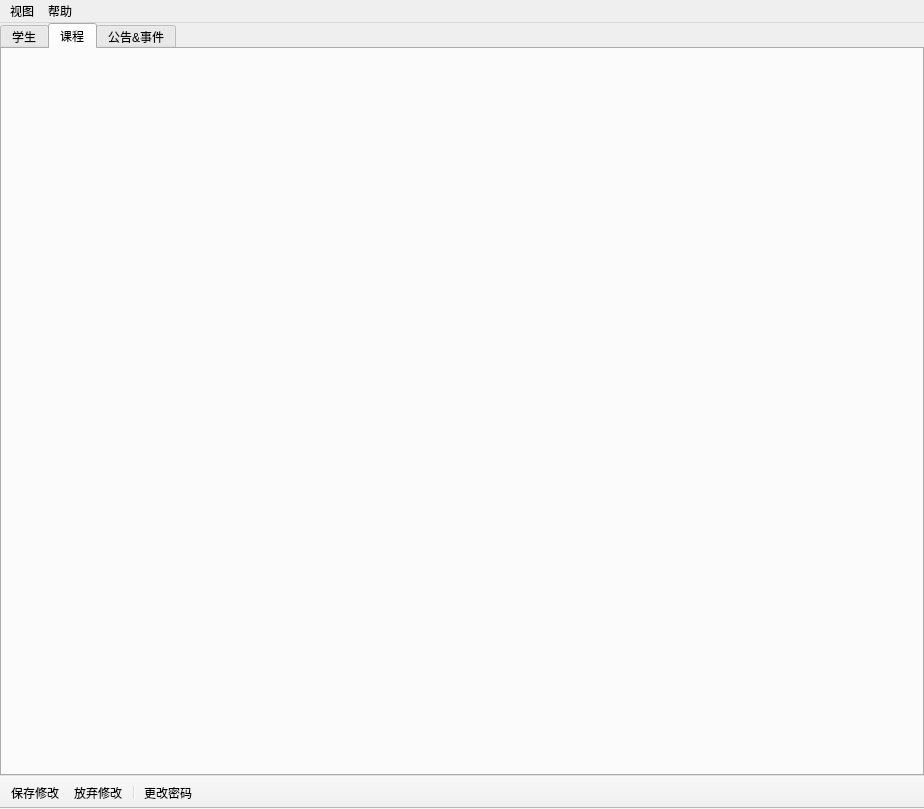
Before: the Qt Designer form src/ClassAdmin/MainWindow.ui in bili9blood/ClassSystem, drawn with Qt 5.
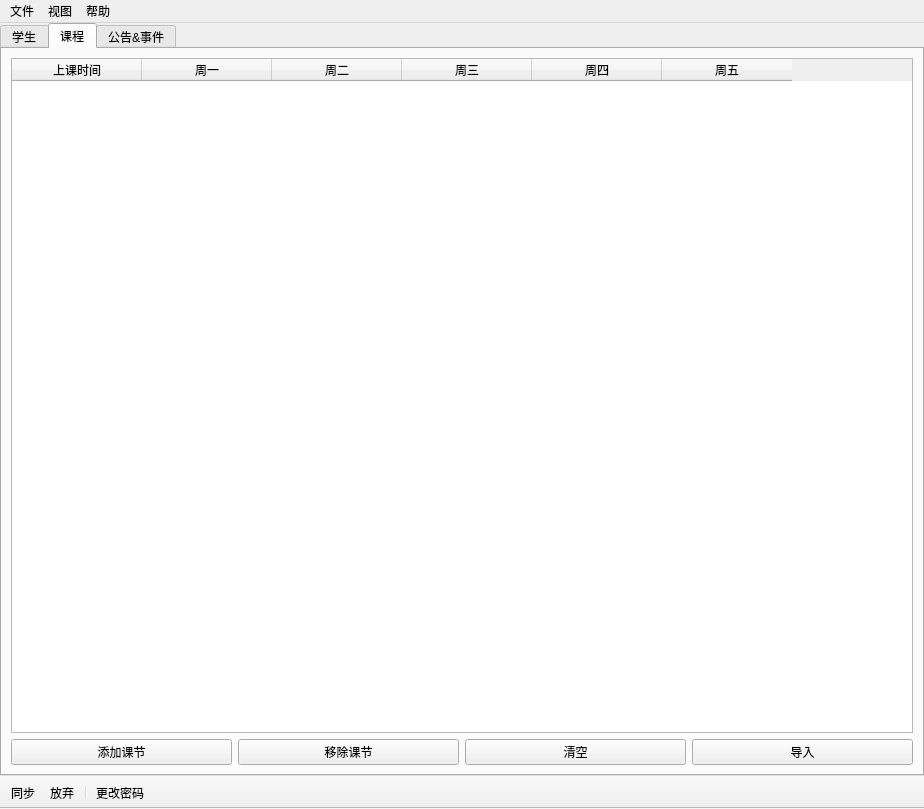
After: the same form once the commit is applied. The open tabs and pages were chosen to show the change. Icons and pictures are not drawn.

Commit message: ✨ feat(ClassAdmin): 支持打开/保存文件

What changed in the file:
```diff
--- a/src/ClassAdmin/MainWindow.ui
+++ b/src/ClassAdmin/MainWindow.ui
@@ -45,7 +45,7 @@
        <enum>QTabWidget::Rounded</enum>
       </property>
       <property name="currentIndex">
-       <number>0</number>
+       <number>1</number>
       </property>
       <property name="usesScrollButtons">
        <bool>false</bool>
@@ -117,7 +117,7 @@
             </widget>
            </item>
            <item row="2" column="0" colspan="3">
-            <widget class="QPushButton" name="pushButton">
+            <widget class="QPushButton" name="btnImportStudents">
              <property name="text">
               <string>导入</string>
              </property>
@@ -484,6 +484,82 @@
        <attribute name="title">
         <string>课程</string>
        </attribute>
+       <layout class="QGridLayout" name="gridLayout_4">
+        <item row="0" column="0" colspan="4">
+         <widget class="QTableWidget" name="lessonsTable">
+          <property name="verticalScrollMode">
+           <enum>QAbstractItemView::ScrollPerPixel</enum>
+          </property>
+          <property name="horizontalScrollMode">
+           <enum>QAbstractItemView::ScrollPerPixel</enum>
+          </property>
+          <attribute name="horizontalHeaderDefaultSectionSize">
+           <number>130</number>
+          </attribute>
+          <attribute name="verticalHeaderVisible">
+           <bool>false</bool>
+          </attribute>
+          <column>
+           <property name="text">
+            <string>上课时间</string>
+           </property>
+          </column>
+          <column>
+           <property name="text">
+            <string>周一</string>
+           </property>
+          </column>
+          <column>
+           <property name="text">
+            <string>周二</string>
+           </property>
+          </column>
+          <column>
+           <property name="text">
+            <string>周三</string>
+           </property>
+          </column>
+          <column>
+           <property name="text">
+            <string>周四</string>
+           </property>
+          </column>
+          <column>
+           <property name="text">
+            <string>周五</string>
+           </property>
+          </column>
+         </widget>
+        </item>
+        <item row="1" column="0">
+         <widget class="QPushButton" name="btnAddLesson">
+          <property name="text">
+           <string>添加课节</string>
+          </property>
+         </widget>
+        </item>
+        <item row="1" column="1">
+         <widget class="QPushButton" name="btnRemoveLesson">
+          <property name="text">
+           <string>移除课节</string>
+          </property>
+         </widget>
+        </item>
+        <item row="1" column="2">
+         <widget class="QPushButton" name="btnClearLessons">
+          <property name="text">
+           <string>清空</string>
+          </property>
+         </widget>
+        </item>
+        <item row="1" column="3">
+         <widget class="QPushButton" name="btnImportLessons">
+          <property name="text">
+           <string>导入</string>
+          </property>
+         </widget>
+        </item>
+       </layout>
       </widget>
       <widget class="QWidget" name="tabNoticesEvents">
        <attribute name="title">
@@ -513,7 +589,7 @@
    <attribute name="toolBarBreak">
     <bool>false</bool>
    </attribute>
-   <addaction name="actSave"/>
+   <addaction name="actSync"/>
    <addaction name="actDrop"/>
    <addaction name="separator"/>
    <addaction name="actChangePwd"/>
@@ -539,6 +615,14 @@
     </property>
     <addaction name="actShowUserDocument"/>
    </widget>
+   <widget class="QMenu" name="menuFile">
+    <property name="title">
+     <string>文件</string>
+    </property>
+    <addaction name="actOpenFile"/>
+    <addaction name="actSaveToFile"/>
+   </widget>
+   <addaction name="menuFile"/>
    <addaction name="menuView"/>
    <addaction name="menuHelp"/>
   </widget>
@@ -551,16 +635,13 @@
     <string>更改密码</string>
    </property>
   </action>
-  <action name="actSave">
+  <action name="actSync">
    <property name="icon">
     <iconset resource="../../assets/ClassAdmin.qrc">
-     <normaloff>:/img/save.png</normaloff>:/img/save.png</iconset>
+     <normaloff>:/img/sync.png</normaloff>:/img/sync.png</iconset>
    </property>
    <property name="text">
-    <string>保存修改</string>
-   </property>
-   <property name="shortcut">
-    <string>Ctrl+S</string>
+    <string>同步</string>
    </property>
   </action>
   <action name="actDrop">
@@ -569,7 +650,7 @@
      <normaloff>:/img/drop.png</normaloff>:/img/drop.png</iconset>
    </property>
    <property name="text">
-    <string>放弃修改</string>
+    <string>放弃</string>
    </property>
   </action>
   <action name="actToggleUndoView">
@@ -588,6 +669,22 @@
     <string>使用文档（&amp;H）</string>
    </property>
   </action>
+  <action name="actOpenFile">
+   <property name="text">
+    <string>打开文件</string>
+   </property>
+   <property name="shortcut">
+    <string>Ctrl+O</string>
+   </property>
+  </action>
+  <action name="actSaveToFile">
+   <property name="text">
+    <string>保存为文件</string>
+   </property>
+   <property name="shortcut">
+    <string>Ctrl+S</string>
+   </property>
+  </action>
  </widget>
  <resources>
   <include location="../../assets/ClassAdmin.qrc"/>
```
Left out of the diff: 440 changed lines with no effect on the pictures. The commit also changes 9 other files.
